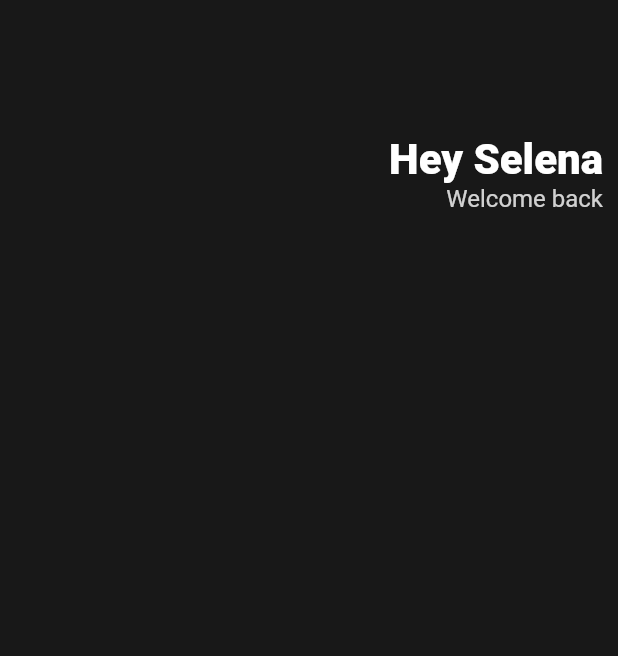
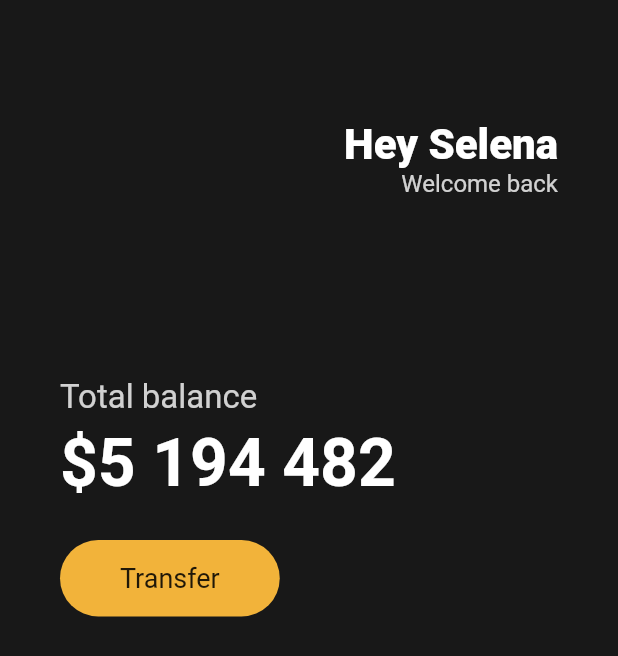
Before and after one commit to MalMyeong/clonecoding_ver1, a Flutter app: the screen it shows after launch, on a phone screen of 412 x 824 dp. Shown: the top 656 px of the screen. Run offline on Flutter 3.47's test engine with Material 2 defaults, Android fonts, the phone set to English and light mode, and no system bars.

Commit message:
Use container, Use Row

```diff
--- a/lib/main.dart
+++ b/lib/main.dart
@@ -12,8 +12,9 @@
       home: Scaffold(
         backgroundColor: Color(0xFF181818),
         body: Padding(
-          padding: EdgeInsets.all(10),
+          padding: EdgeInsets.symmetric(horizontal: 40),
           child: Column(
+            crossAxisAlignment: CrossAxisAlignment.start,
             children: [
               SizedBox(
                 height: 80,
@@ -42,6 +43,52 @@
                     ],
                   )
                 ],
+              ),
+              SizedBox(
+                height: 120,
+              ),
+              Text(
+                'Total balance',
+                style: TextStyle(
+                  fontSize: 22,
+                  color: Colors.white.withOpacity(0.8),
+                ),
+              ),
+              SizedBox(
+                height: 5,
+              ),
+              Text(
+                '\$5 194 482',
+                style: TextStyle(
+                  fontSize: 44,
+                  fontWeight: FontWeight.bold,
+                  color: Colors.white,
+                ),
+              ),
+              SizedBox(
+                height: 25,
+              ),
+              Row(
+                children: [
+                  Container(
+                    decoration: BoxDecoration(
+                      color: Color(0xffF2B33A),
+                      borderRadius: BorderRadius.circular(45),
+                    ),
+                    child: Padding(
+                      padding: EdgeInsets.symmetric(
+                        vertical: 15,
+                        horizontal: 40,
+                      ),
+                      child: Text(
+                        'Transfer',
+                        style: TextStyle(
+                          fontSize: 18,
+                        ),
+                      ),
+                    ),
+                  ),
+                ],
               )
             ],
           ),
```
